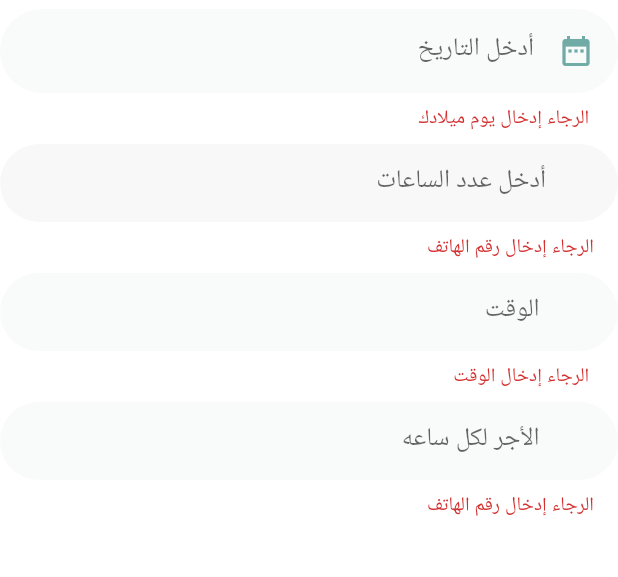
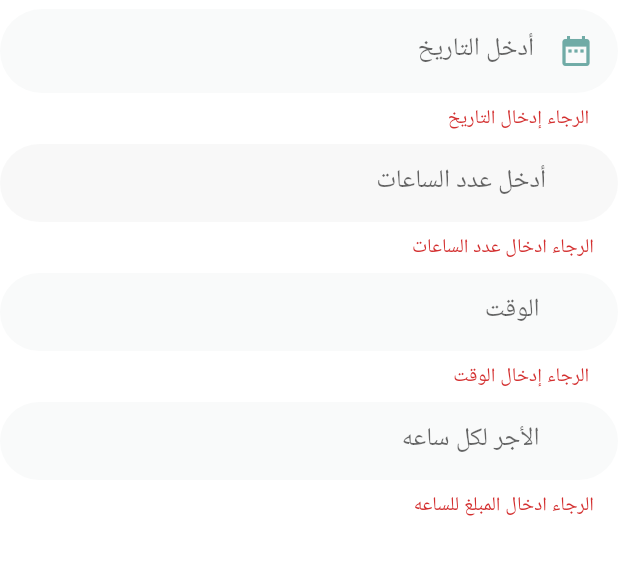
Before and after one commit to Julairi/444-Project-G-15, a Flutter app: what postJob() shows on an empty page, opened directly, after a tap on "ارسال", on a phone screen of 412 x 824 dp. Shown: the part 558-1135 px from the top of the screen. Run offline on Flutter 3.47's test engine with Material 2 defaults, Android fonts, the phone set to English and light mode, and no system bars; our stand-ins replace cloud_firestore, firebase_auth, firebase_core; accounts and stored records are empty.

Commit message:
post job done

```diff
--- a/lib/post_job/post_job_form.dart
+++ b/lib/post_job/post_job_form.dart
@@ -175,7 +175,7 @@ class _postJobFormState extends State<postJob> {
       ),
       validator: (value) {
         if (value!.isEmpty) {
-          return kDOBNullError;
+          return kStartDateNullError;
         } else
           return null;
       },
@@ -259,7 +259,7 @@ class _postJobFormState extends State<postJob> {
       validator: (value) {
         if (value!.isEmpty) {
           //// checkkkkkkkkkkk
-          return kPhoneNumberNullError;
+          return 'الرجاء ادخال عدد الساعات';
         }
         //}
         else
@@ -294,7 +294,7 @@ class _postJobFormState extends State<postJob> {
       validator: (value) {
         if (value!.isEmpty) {
           //// checkkkkkkkkkkk
-          return kPhoneNumberNullError;
+          return 'الرجاء ادخال المبلغ للساعه';
         }
         //}
         else
@@ -328,15 +328,23 @@ class _postJobFormState extends State<postJob> {
               if (_formKey.currentState!.validate()) {
                 // add new post
                 var currentUser = await FirebaseAuth.instance.currentUser;
-                FirebaseFirestore.instance.collection('posts').doc().set({
+                FirebaseFirestore.instance.collection('posts').add({
                   'Title': titleEditingController.text,
                   'Description': descripEditingController.text,
                   'City': locationEditingController.text,
                   'Date': dateEditingController.text,
                   'nHours': noHoursEditingController.text,
                   'Time': timeEditingController.text,
-                  'Pay per hour': payHourEditingController.text,
-                  'user': 'users/nmUoWSvCgKZ24L4yBItbaWuHWcw2',
+                  'PayPerHour': payHourEditingController.text,
+                  //change to '/company/'+ currentUser.cid
+                  /*
+                  'user':{
+                    'uid': currentUser.cid,
+                    'Name': currentUser.Name,
+                    'email': currentUser.email,
+                  }
+                  */
+                  'user': '/company/HtgizLsb0tWt3JxlpXCxsc4Nz623',
                 });
                 Navigator.push(
                   context,
@@ -351,23 +359,6 @@ class _postJobFormState extends State<postJob> {
             child: Text("ارسال".toUpperCase(), style: TextStyle(fontSize: 16)),
           ),
           const SizedBox(height: defaultPadding),
-          //extra btn
-          ElevatedButton(
-            onPressed: () {
-              {
-                Navigator.push(
-                  context,
-                  MaterialPageRoute(
-                    builder: (context) {
-                      return LoginAndSignupBtn();
-                    },
-                  ),
-                );
-              }
-            },
-            child: Text("back".toUpperCase(), style: TextStyle(fontSize: 16)),
-          ),
-          const SizedBox(height: defaultPadding),
         ],
       ),
     );
```
Also changed, not shown: lib/main.dart (+6 -2 lines).
